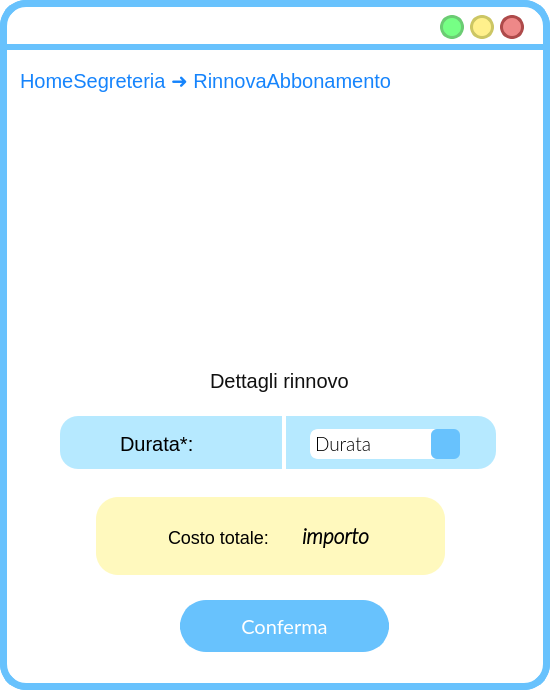
The window that ui/RinnovaAbbonamento.ui (SbattellaMattia/SoftwareEngineering) describes before a commit, drawn with Qt 5.
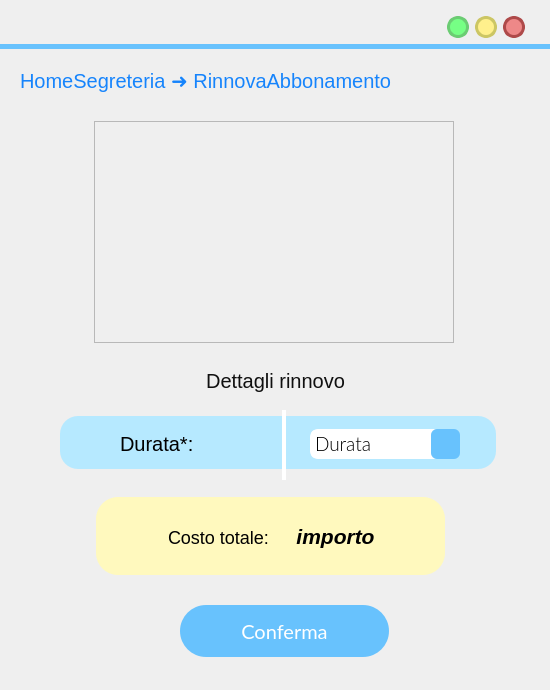
The same window after the commit. Icons and pictures are not drawn.

```diff
--- a/ui/RinnovaAbbonamento.ui
+++ b/ui/RinnovaAbbonamento.ui
@@ -14,188 +14,16 @@
    <string>MainWindow</string>
   </property>
   <property name="styleSheet">
-   <string notr="true">QWidget{
-background:rgb(255, 255, 255);
-border-radius:26px;
-border-color:rgb(104, 194, 253);
-border-style: solid;
-border-width:7;
-}
-QLabel{
-border-width:0;
-font: 18pt &quot;Lato Light&quot;;
-}
-QAbstractItemView {
-    border: 3px solid  rgb(104, 194, 253);  
-border-radius:8px;
-  selection-background-color:  rgb(104, 194, 253);
-margin:-2px;
-text-align:center;
-border-width:5;
-}
-</string>
+   <string notr="true"/>
   </property>
   <widget class="QWidget" name="centralwidget">
-   <widget class="QPushButton" name="pushButton_3">
-    <property name="geometry">
-     <rect>
-      <x>500</x>
-      <y>15</y>
-      <width>24</width>
-      <height>24</height>
-     </rect>
-    </property>
-    <property name="sizePolicy">
-     <sizepolicy hsizetype="Fixed" vsizetype="Fixed">
-      <horstretch>0</horstretch>
-      <verstretch>0</verstretch>
-     </sizepolicy>
-    </property>
-    <property name="minimumSize">
-     <size>
-      <width>21</width>
-      <height>24</height>
-     </size>
-    </property>
-    <property name="maximumSize">
-     <size>
-      <width>24</width>
-      <height>24</height>
-     </size>
-    </property>
-    <property name="cursor">
-     <cursorShape>PointingHandCursor</cursorShape>
-    </property>
-    <property name="styleSheet">
-     <string notr="true">QPushButton{
- background-color:#ee8888;
- border-style: solid;
- border-radius:12px;
-font: 18pt &quot;Candara&quot;;
-border-color:#ae4a4a;
-border-width:3;
-}
-
-QPushButton::pressed{
-	background-color : white;
-	border-color:#ae4a4a;
-	border-width:3;
-}
-</string>
-    </property>
-    <property name="text">
-     <string/>
-    </property>
-   </widget>
-   <widget class="QPushButton" name="pushButton_2">
-    <property name="geometry">
-     <rect>
-      <x>470</x>
-      <y>15</y>
-      <width>24</width>
-      <height>24</height>
-     </rect>
-    </property>
-    <property name="sizePolicy">
-     <sizepolicy hsizetype="Fixed" vsizetype="Fixed">
-      <horstretch>0</horstretch>
-      <verstretch>0</verstretch>
-     </sizepolicy>
-    </property>
-    <property name="minimumSize">
-     <size>
-      <width>21</width>
-      <height>24</height>
-     </size>
-    </property>
-    <property name="maximumSize">
-     <size>
-      <width>24</width>
-      <height>24</height>
-     </size>
-    </property>
-    <property name="cursor">
-     <cursorShape>PointingHandCursor</cursorShape>
-    </property>
-    <property name="styleSheet">
-     <string notr="true">QPushButton{
- background-color:#fff08c	;
- border-style: solid;
- border-radius:12px;
-font: 18pt &quot;Candara&quot;;
-border-color:#ccc664;
-border-width:3;
-}
-
-QPushButton::pressed{
-	background-color : white;
-	border-color:#ccc664;
-	border-width:3;
-}
-</string>
-    </property>
-    <property name="text">
-     <string/>
-    </property>
-   </widget>
-   <widget class="QPushButton" name="pushButton_4">
-    <property name="geometry">
-     <rect>
-      <x>440</x>
-      <y>15</y>
-      <width>24</width>
-      <height>24</height>
-     </rect>
-    </property>
-    <property name="sizePolicy">
-     <sizepolicy hsizetype="Fixed" vsizetype="Fixed">
-      <horstretch>0</horstretch>
-      <verstretch>0</verstretch>
-     </sizepolicy>
-    </property>
-    <property name="minimumSize">
-     <size>
-      <width>21</width>
-      <height>24</height>
-     </size>
-    </property>
-    <property name="maximumSize">
-     <size>
-      <width>24</width>
-      <height>24</height>
-     </size>
-    </property>
-    <property name="cursor">
-     <cursorShape>PointingHandCursor</cursorShape>
-    </property>
-    <property name="styleSheet">
-     <string notr="true">QPushButton{
- background-color:#76ff85;
- border-style: solid;
- border-radius:12px;
-font: 18pt &quot;Candara&quot;;
-border-color:#6bcc73;
-border-width:3;
-}
-
-QPushButton::pressed{
-	background-color : white;
-	border-color:#6bcc73;
-	border-width:3;
-}
-</string>
-    </property>
-    <property name="text">
-     <string/>
-    </property>
-   </widget>
    <widget class="QLabel" name="label">
     <property name="geometry">
      <rect>
       <x>0</x>
       <y>44</y>
       <width>641</width>
-      <height>6</height>
+      <height>5</height>
      </rect>
     </property>
     <property name="styleSheet">
@@ -230,9 +58,9 @@
    <widget class="QLabel" name="dettagliRinnovoLabel">
     <property name="geometry">
      <rect>
-      <x>210</x>
+      <x>0</x>
       <y>360</y>
-      <width>311</width>
+      <width>551</width>
       <height>41</height>
      </rect>
     </property>
@@ -246,6 +74,9 @@
     <property name="text">
      <string>Dettagli rinnovo</string>
     </property>
+    <property name="alignment">
+     <set>Qt::AlignCenter</set>
+    </property>
    </widget>
    <widget class="QLabel" name="durataLabel">
     <property name="geometry">
@@ -443,11 +274,7 @@
     </property>
     <property name="font">
      <font>
-      <family>Lato Light</family>
       <pointsize>-1</pointsize>
-      <weight>50</weight>
-      <italic>false</italic>
-      <bold>false</bold>
      </font>
     </property>
     <property name="styleSheet">
@@ -526,11 +353,14 @@
      <bool>true</bool>
     </property>
    </widget>
-   <widget class="QFrame" name="frame">
+   <widget class="QFrame" name="qrCodeFrame">
+    <property name="enabled">
+     <bool>true</bool>
+    </property>
     <property name="geometry">
      <rect>
-      <x>100</x>
-      <y>110</y>
+      <x>94</x>
+      <y>121</y>
       <width>360</width>
       <height>222</height>
      </rect>
@@ -549,7 +379,7 @@
     <property name="geometry">
      <rect>
       <x>180</x>
-      <y>600</y>
+      <y>605</y>
       <width>209</width>
       <height>52</height>
      </rect>
@@ -633,6 +463,159 @@
      <bool>true</bool>
     </property>
    </widget>
+   <widget class="QPushButton" name="maximizeButton">
+    <property name="geometry">
+     <rect>
+      <x>475</x>
+      <y>16</y>
+      <width>22</width>
+      <height>22</height>
+     </rect>
+    </property>
+    <property name="sizePolicy">
+     <sizepolicy hsizetype="Fixed" vsizetype="Fixed">
+      <horstretch>0</horstretch>
+      <verstretch>0</verstretch>
+     </sizepolicy>
+    </property>
+    <property name="minimumSize">
+     <size>
+      <width>20</width>
+      <height>20</height>
+     </size>
+    </property>
+    <property name="maximumSize">
+     <size>
+      <width>24</width>
+      <height>24</height>
+     </size>
+    </property>
+    <property name="cursor">
+     <cursorShape>PointingHandCursor</cursorShape>
+    </property>
+    <property name="styleSheet">
+     <string notr="true">QPushButton{
+ background-color:#fff08c	;
+ border-style: solid;
+ border-radius:11px;
+font: 18pt &quot;Candara&quot;;
+border-color:#ccc664;
+border-width:3;
+}
+
+QPushButton::pressed{
+	background-color : white;
+	border-color:#ccc664;
+	border-width:3;
+}
+</string>
+    </property>
+    <property name="text">
+     <string/>
+    </property>
+   </widget>
+   <widget class="QPushButton" name="exitButton">
+    <property name="geometry">
+     <rect>
+      <x>503</x>
+      <y>16</y>
+      <width>22</width>
+      <height>22</height>
+     </rect>
+    </property>
+    <property name="sizePolicy">
+     <sizepolicy hsizetype="Fixed" vsizetype="Fixed">
+      <horstretch>0</horstretch>
+      <verstretch>0</verstretch>
+     </sizepolicy>
+    </property>
+    <property name="minimumSize">
+     <size>
+      <width>22</width>
+      <height>22</height>
+     </size>
+    </property>
+    <property name="maximumSize">
+     <size>
+      <width>24</width>
+      <height>24</height>
+     </size>
+    </property>
+    <property name="cursor">
+     <cursorShape>PointingHandCursor</cursorShape>
+    </property>
+    <property name="styleSheet">
+     <string notr="true">QPushButton{
+ background-color:#ee8888;
+ border-style: solid;
+ border-radius:11px;
+font: 18pt &quot;Candara&quot;;
+border-color:#ae4a4a;
+border-width:3;
+}
+
+QPushButton::pressed{
+	background-color : white;
+	border-color:#ae4a4a;
+	border-width:3;
+}
+</string>
+    </property>
+    <property name="text">
+     <string/>
+    </property>
+   </widget>
+   <widget class="QPushButton" name="reduceButton">
+    <property name="geometry">
+     <rect>
+      <x>447</x>
+      <y>16</y>
+      <width>22</width>
+      <height>22</height>
+     </rect>
+    </property>
+    <property name="sizePolicy">
+     <sizepolicy hsizetype="Fixed" vsizetype="Fixed">
+      <horstretch>0</horstretch>
+      <verstretch>0</verstretch>
+     </sizepolicy>
+    </property>
+    <property name="minimumSize">
+     <size>
+      <width>22</width>
+      <height>22</height>
+     </size>
+    </property>
+    <property name="maximumSize">
+     <size>
+      <width>24</width>
+      <height>24</height>
+     </size>
+    </property>
+    <property name="cursor">
+     <cursorShape>PointingHandCursor</cursorShape>
+    </property>
+    <property name="styleSheet">
+     <string notr="true">QPushButton{
+ background-color:#76ff85;
+ border-style: solid;
+ border-radius:11px;
+font: 18pt &quot;Candara&quot;;
+border-color:#6bcc73;
+border-width:3;
+}
+
+QPushButton::pressed{
+	background-color : white;
+	border-color:#6bcc73;
+	border-width:3;
+}
+</string>
+    </property>
+    <property name="text">
+     <string/>
+    </property>
+   </widget>
    <zorder>label_8</zorder>
    <zorder>label_6</zorder>
    <zorder>pushButton_3</zorder>
```
Left out of the diff: 8 changed lines with no effect on the pictures.
